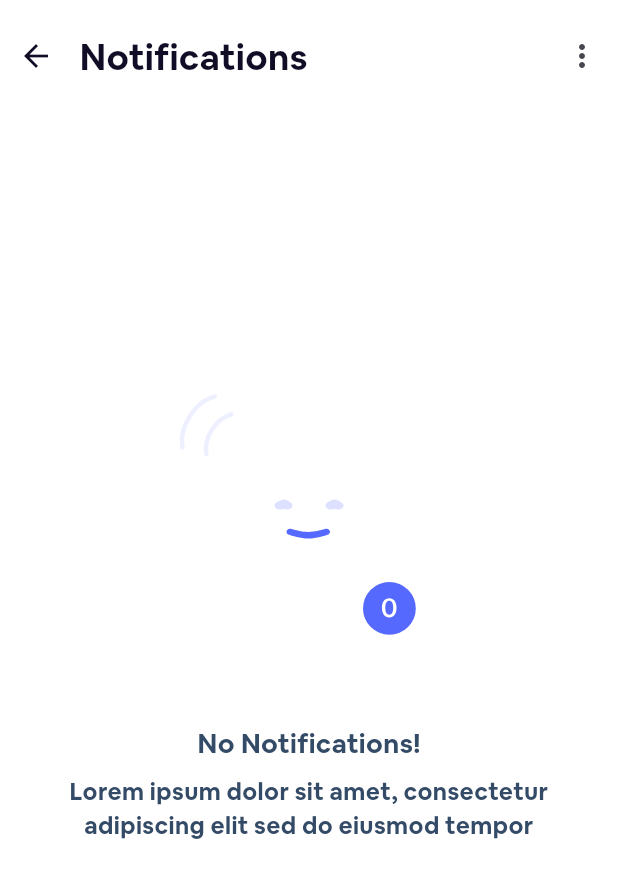
After one commit to 0xezzdev/Event-Hub-App, a Flutter app: the NotificationScreen screen opened directly, on a phone screen of 412 x 824 dp. The commit adds this screen. Shown: the top 878 px of the screen. Run offline on Flutter 3.47's test engine with Material 3 defaults, Android fonts, the phone set to English and light mode, and no system bars; our stand-ins replace flutter_advanced_switch, flutter_svg, flutter_zoom_drawer; project files that could hold a hidden picture were left out.

Commit message:
notification screen

```diff
--- a/lib/core/utils/images.dart
+++ b/lib/core/utils/images.dart
@@ -51,4 +51,7 @@ class AppImage {
   static String map = "assets/icons/map.svg";
   static String profileBar = "assets/icons/profileItem.svg";
   static String addFloating = "assets/icons/add_box - material.svg";
+
+  //*********************notification******************** */
+  static String notificationEmpty = "assets/icons/Artwork.svg";
 }
--- a/lib/features/home_screen/home.dart
+++ b/lib/features/home_screen/home.dart
@@ -6,6 +6,7 @@ import 'package:event_hub_app/features/home_screen/widget/event_list.dart';
 import 'package:event_hub_app/features/home_screen/widget/home_appbar.dart';
 import 'package:event_hub_app/features/home_screen/widget/invite_ad.dart';
 import 'package:event_hub_app/features/home_screen/widget/section_title.dart';
+import 'package:event_hub_app/features/notification/notification_screen.dart';
 import 'package:event_hub_app/features/search_screen/search_screen.dart';
 import 'package:flutter/material.dart';
 import 'package:flutter_svg/flutter_svg.dart';
@@ -40,7 +41,13 @@ class _HomeState extends State<Home> {
         children: [
           Stack(
             children: [
-              HomeAppbar(widget: widget,onTapSearch: () => Navigator.of(context).push(MaterialPageRoute(builder: (context)=>SearchScreen())),),
+              HomeAppbar(
+                widget: widget,
+                onTapSearch: () => Navigator.of(
+                  context,
+                ).push(MaterialPageRoute(builder: (context) => SearchScreen())),
+                onTapNotification: () => Navigator.of(context).push(MaterialPageRoute(builder: (context) => NotificationScreen())),
+              ),
               CategoriesList(),
             ],
           ),
--- a/lib/features/home_screen/widget/home_appbar.dart
+++ b/lib/features/home_screen/widget/home_appbar.dart
@@ -8,11 +8,12 @@ import 'package:flutter_svg/svg.dart';
 class HomeAppbar extends StatelessWidget {
   const HomeAppbar({
     super.key,
-    required this.widget, this.onTapSearch,
+    required this.widget, this.onTapSearch, this.onTapNotification,
   });
 
   final Home widget;
   final void Function()? onTapSearch;
+  final void Function()? onTapNotification;
 
   @override
   Widget build(BuildContext context) {
@@ -84,7 +85,7 @@ class HomeAppbar extends StatelessWidget {
                           ),
                         ),
                         child: IconButton(
-                          onPressed: () {},
+                          onPressed: onTapNotification,
                           icon: SvgPicture.asset(AppImage.notification),
                         ),
                       ),
--- /dev/null
+++ b/lib/features/notification/notification_screen.dart
@@ -0,0 +1,60 @@
+import 'package:event_hub_app/core/utils/colors.dart';
+import 'package:event_hub_app/core/utils/fonts.dart';
+import 'package:event_hub_app/core/utils/images.dart';
+import 'package:event_hub_app/core/widgets/custom_appbar.dart';
+import 'package:flutter/material.dart';
+import 'package:flutter_svg/svg.dart';
+
+class NotificationScreen extends StatefulWidget {
+  const NotificationScreen({super.key});
+
+  @override
+  State<NotificationScreen> createState() => _NotificationScreenState();
+}
+
+class _NotificationScreenState extends State<NotificationScreen> {
+  @override
+  Widget build(BuildContext context) {
+    return Scaffold(
+      backgroundColor: AppColors.mainWhite,
+      body: SafeArea(
+        child: Column(
+          children: [
+            CustomAppbar(
+              title: "Notifications",
+              rightIcons: [
+                IconButton(onPressed: () {}, icon: Icon(Icons.more_vert)),
+              ],
+            ),
+            Padding(
+              padding: const EdgeInsets.only(top: 169.0),
+              child: SvgPicture.asset(AppImage.notificationEmpty),
+            ),
+            Text(
+              "No Notifications!",
+              style: TextStyle(
+                fontSize: 18,
+                fontWeight: FontWeight.w400,
+                fontFamily: Fonts.airbnb,
+                color: Color(0xff344B67),
+              ),
+            ),
+            Padding(
+              padding: const EdgeInsets.only(left: 40.0, right: 40.0,top: 7),
+              child: Text(
+                textAlign: TextAlign.center,
+                "Lorem ipsum dolor sit amet, consectetur adipiscing elit sed do eiusmod tempor",
+                style: TextStyle(
+                  fontSize: 16,
+                  fontWeight: FontWeight.w400,
+                  fontFamily: Fonts.airbnb,
+                  color: Color(0xff344B67),
+                ),
+              ),
+            ),
+          ],
+        ),
+      ),
+    );
+  }
+}
```
Also changed, not shown: assets/icons/Artwork.svg (added).
